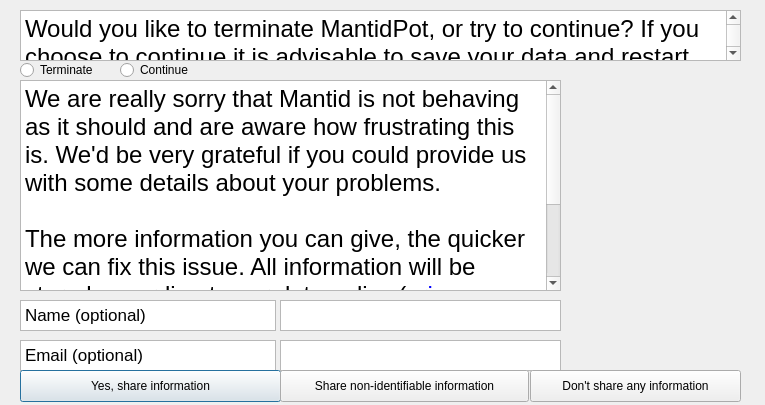
Old version of the form scripts/ErrorReporter/errorreport.ui in the repository mantidproject/mantid.
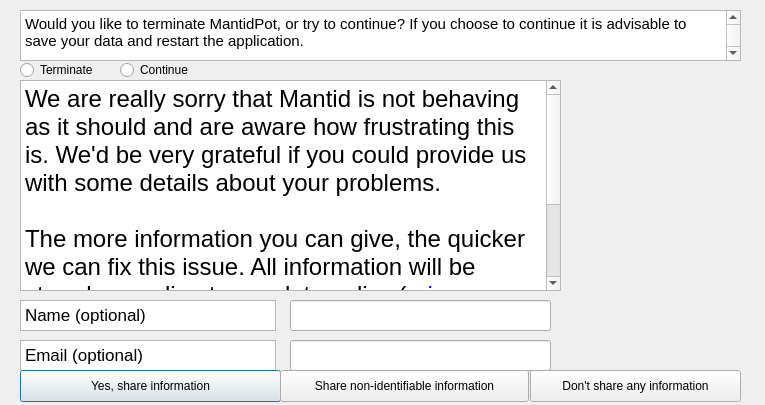
New version of the form. Icons and pictures are not drawn.

Commit message: Re #21709 Added dialog box popup

```diff
--- a/scripts/ErrorReporter/errorreport.ui
+++ b/scripts/ErrorReporter/errorreport.ui
@@ -68,18 +68,8 @@
     <string>&lt;!DOCTYPE HTML PUBLIC &quot;-//W3C//DTD HTML 4.0//EN&quot; &quot;http://www.w3.org/TR/REC-html40/strict.dtd&quot;&gt;
 &lt;html&gt;&lt;head&gt;&lt;meta name=&quot;qrichtext&quot; content=&quot;1&quot; /&gt;&lt;style type=&quot;text/css&quot;&gt;
 p, li { white-space: pre-wrap; }
-&lt;/style&gt;&lt;/head&gt;&lt;body style=&quot; font-family:'.SF NS Text'; font-size:13pt; font-weight:400; font-style:normal;&quot;&gt;
-&lt;p style=&quot; margin-top:0px; margin-bottom:0px; margin-left:0px; margin-right:0px; -qt-block-indent:0; text-indent:0px;&quot;&gt;Name (optional)&lt;/p&gt;&lt;/body&gt;&lt;/html&gt;</string>
-   </property>
-  </widget>
-  <widget class="QTextEdit" name="inputName">
-   <property name="geometry">
-    <rect>
-     <x>280</x>
-     <y>300</y>
-     <width>281</width>
-     <height>31</height>
-    </rect>
+&lt;/style&gt;&lt;/head&gt;&lt;body style=&quot; font-family:'Ubuntu'; font-size:11pt; font-weight:400; font-style:normal;&quot;&gt;
+&lt;p style=&quot; margin-top:0px; margin-bottom:0px; margin-left:0px; margin-right:0px; -qt-block-indent:0; text-indent:0px;&quot;&gt;&lt;span style=&quot; font-family:'.SF NS Text'; font-size:13pt;&quot;&gt;Name (optional)&lt;/span&gt;&lt;/p&gt;&lt;/body&gt;&lt;/html&gt;</string>
    </property>
   </widget>
   <widget class="QTextBrowser" name="textEnterEmail">
@@ -95,18 +85,8 @@
     <string>&lt;!DOCTYPE HTML PUBLIC &quot;-//W3C//DTD HTML 4.0//EN&quot; &quot;http://www.w3.org/TR/REC-html40/strict.dtd&quot;&gt;
 &lt;html&gt;&lt;head&gt;&lt;meta name=&quot;qrichtext&quot; content=&quot;1&quot; /&gt;&lt;style type=&quot;text/css&quot;&gt;
 p, li { white-space: pre-wrap; }
-&lt;/style&gt;&lt;/head&gt;&lt;body style=&quot; font-family:'.SF NS Text'; font-size:13pt; font-weight:400; font-style:normal;&quot;&gt;
-&lt;p style=&quot; margin-top:0px; margin-bottom:0px; margin-left:0px; margin-right:0px; -qt-block-indent:0; text-indent:0px;&quot;&gt;Email (optional)&lt;/p&gt;&lt;/body&gt;&lt;/html&gt;</string>
-   </property>
-  </widget>
-  <widget class="QTextEdit" name="inputEmail">
-   <property name="geometry">
-    <rect>
-     <x>280</x>
-     <y>340</y>
-     <width>281</width>
-     <height>31</height>
-    </rect>
+&lt;/style&gt;&lt;/head&gt;&lt;body style=&quot; font-family:'Ubuntu'; font-size:11pt; font-weight:400; font-style:normal;&quot;&gt;
+&lt;p style=&quot; margin-top:0px; margin-bottom:0px; margin-left:0px; margin-right:0px; -qt-block-indent:0; text-indent:0px;&quot;&gt;&lt;span style=&quot; font-family:'.SF NS Text'; font-size:13pt;&quot;&gt;Email (optional)&lt;/span&gt;&lt;/p&gt;&lt;/body&gt;&lt;/html&gt;</string>
    </property>
   </widget>
   <widget class="QPushButton" name="fullShareButton">
@@ -182,9 +162,29 @@
     <string>&lt;!DOCTYPE HTML PUBLIC &quot;-//W3C//DTD HTML 4.0//EN&quot; &quot;http://www.w3.org/TR/REC-html40/strict.dtd&quot;&gt;
 &lt;html&gt;&lt;head&gt;&lt;meta name=&quot;qrichtext&quot; content=&quot;1&quot; /&gt;&lt;style type=&quot;text/css&quot;&gt;
 p, li { white-space: pre-wrap; }
-&lt;/style&gt;&lt;/head&gt;&lt;body style=&quot; font-family:'.SF NS Text'; font-size:13pt; font-weight:400; font-style:normal;&quot;&gt;
-&lt;p style=&quot; margin-top:0px; margin-bottom:0px; margin-left:0px; margin-right:0px; -qt-block-indent:0; text-indent:0px;&quot;&gt;&lt;span style=&quot; font-size:18pt;&quot;&gt;Would you like to terminate MantidPot, or try to continue? If you choose to continue it is advisable to save your data and restart the application.&lt;/span&gt;&lt;/p&gt;
-&lt;p style=&quot;-qt-paragraph-type:empty; margin-top:0px; margin-bottom:0px; margin-left:0px; margin-right:0px; -qt-block-indent:0; text-indent:0px; font-family:'SFMono-Regular,Consolas,Liberation Mono,Menlo,Courier,monospace'; font-size:12px; color:#032f62;&quot;&gt;&lt;br /&gt;&lt;/p&gt;&lt;/body&gt;&lt;/html&gt;</string>
+&lt;/style&gt;&lt;/head&gt;&lt;body style=&quot; font-family:'Ubuntu'; font-size:11pt; font-weight:400; font-style:normal;&quot;&gt;
+&lt;p style=&quot; margin-top:0px; margin-bottom:0px; margin-left:0px; margin-right:0px; -qt-block-indent:0; text-indent:0px;&quot;&gt;&lt;span style=&quot; font-family:'.SF NS Text';&quot;&gt;Would you like to terminate MantidPot, or try to continue? If you choose to continue it is advisable to save your data and restart the application.&lt;/span&gt;&lt;/p&gt;
+&lt;p style=&quot;-qt-paragraph-type:empty; margin-top:0px; margin-bottom:0px; margin-left:0px; margin-right:0px; -qt-block-indent:0; text-indent:0px; font-family:'SFMono-Regular,Consolas,Liberation Mono,Menlo,Courier,monospace'; color:#032f62;&quot;&gt;&lt;br /&gt;&lt;/p&gt;&lt;/body&gt;&lt;/html&gt;</string>
+   </property>
+  </widget>
+  <widget class="QLineEdit" name="input_name_line_edit">
+   <property name="geometry">
+    <rect>
+     <x>290</x>
+     <y>300</y>
+     <width>261</width>
+     <height>31</height>
+    </rect>
+   </property>
+  </widget>
+  <widget class="QLineEdit" name="input_email_line_edit">
+   <property name="geometry">
+    <rect>
+     <x>290</x>
+     <y>340</y>
+     <width>261</width>
+     <height>31</height>
+    </rect>
    </property>
   </widget>
  </widget>
```
Left out of the diff: 12 changed lines with no effect on the pictures. The commit also changes 5 other files.
